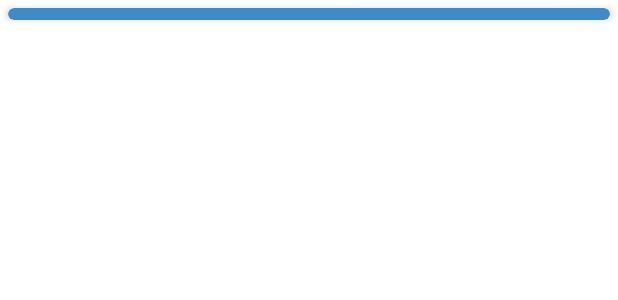
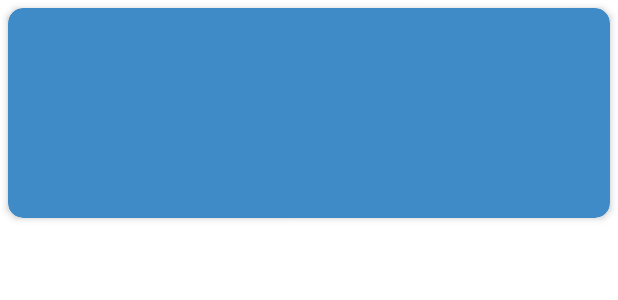
Before and after one commit to GreeenGoo/Notes, an Android app: the layout card_view_layout.xml on its own in the app's theme, with its tools: preview values and no code run, on a phone screen of 412 x 824 dp. Shown: the top 300 px of the screen. Run offline under Robolectric (Android 15) with nearby library versions, the phone set to English and light mode, and no system bars.

Commit message:
Created CradView and filled its layout (example version)

```diff
--- a/app/src/main/res/layout/card_view_layout.xml
+++ b/app/src/main/res/layout/card_view_layout.xml
@@ -1,15 +1,46 @@
 <?xml version="1.0" encoding="utf-8"?>
 <androidx.cardview.widget.CardView xmlns:android="http://schemas.android.com/apk/res/android"
+    xmlns:app="http://schemas.android.com/apk/res-auto"
+    android:id="@+id/card_view"
     android:layout_width="match_parent"
     android:layout_height="wrap_content"
-    xmlns:app="http://schemas.android.com/apk/res-auto"
-    android:id="@+id/card_view"
     android:layout_margin="5dp"
     app:cardBackgroundColor="#3F8BC8"
     app:cardCornerRadius="10dp"
     app:cardElevation="3dp"
     app:contentPadding="4dp">
 
+    <androidx.constraintlayout.widget.ConstraintLayout
+        android:id="@+id/constraint_layout_in_card_view"
+        android:layout_width="match_parent"
+        android:layout_height="wrap_content"
+        android:padding="16dp">
+
+        <ImageView
+            android:id="@+id/item_image"
+            android:layout_width="100dp"
+            android:layout_height="100dp"
+            app:layout_constraintLeft_toLeftOf="parent"
+            app:layout_constraintTop_toTopOf="parent" />
+
+        <TextView
+            android:id="@+id/item_title"
+            android:layout_width="236dp"
+            android:layout_height="39dp"
+            android:layout_marginStart="16dp"
+            android:textSize="30sp"
+            app:layout_constraintLeft_toRightOf="@id/item_image"
+            app:layout_constraintTop_toTopOf="parent" />
+
+        <TextView
+            android:id="@+id/item_detail"
+            android:layout_width="236dp"
+            android:layout_height="16dp"
+            android:layout_marginStart="16dp"
+            android:layout_marginTop="8dp"
+            app:layout_constraintLeft_toRightOf="@+id/item_image"
+            app:layout_constraintTop_toBottomOf="@id/item_title" />
+    </androidx.constraintlayout.widget.ConstraintLayout>
 
 
 </androidx.cardview.widget.CardView>
```
